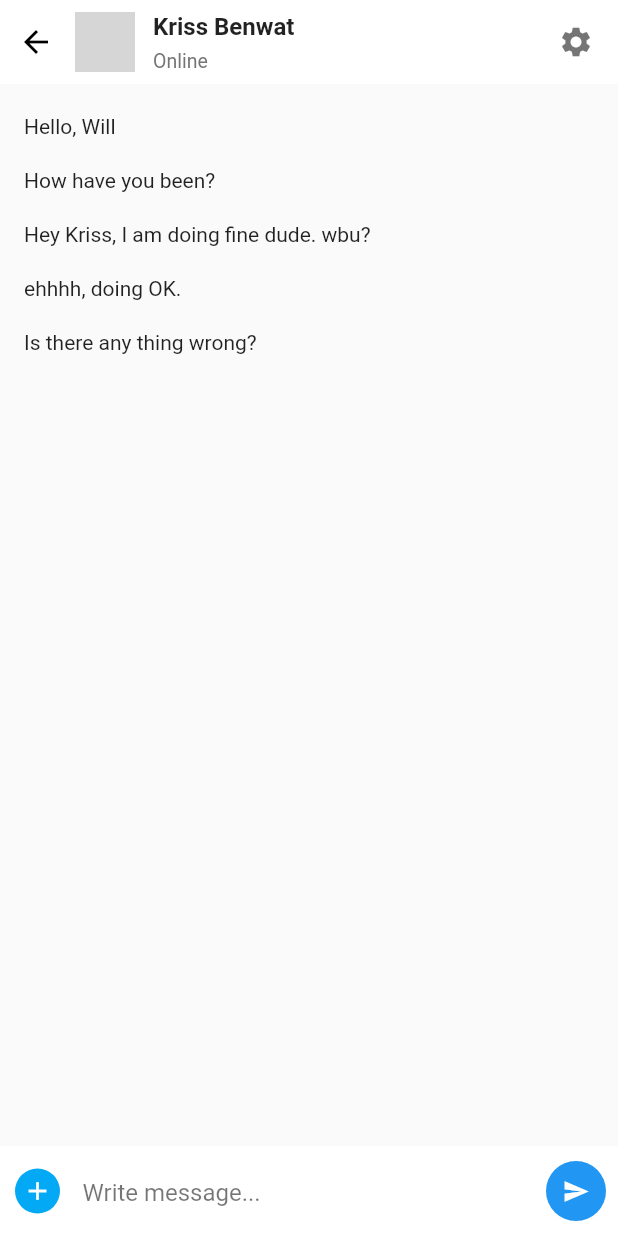
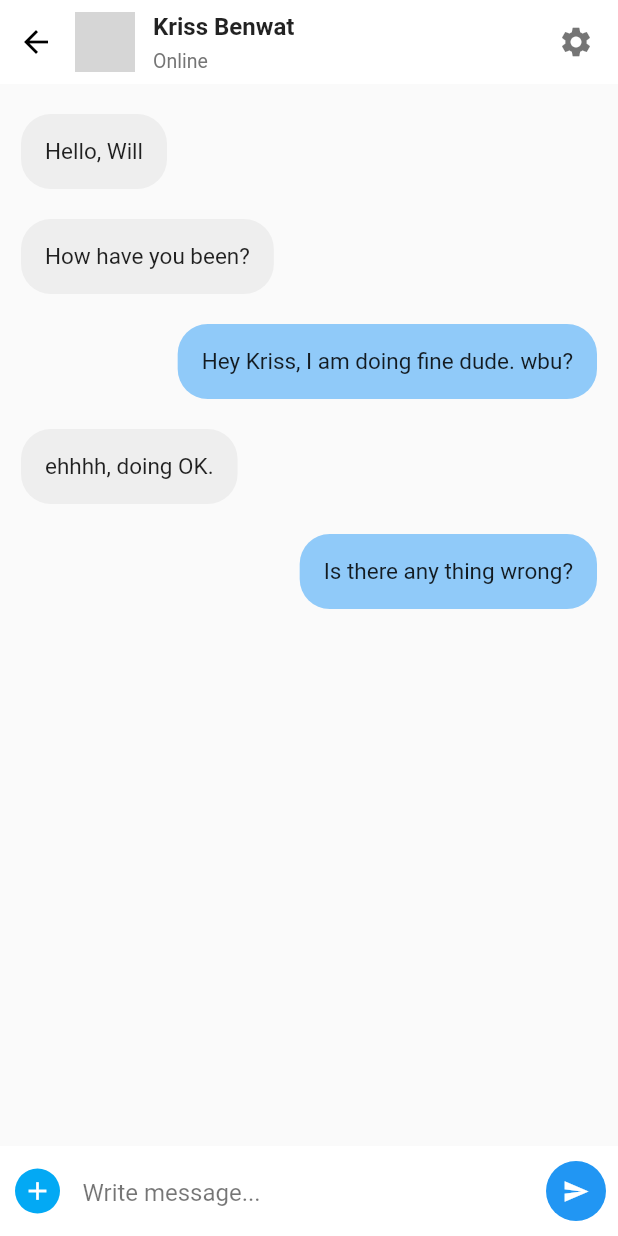
Before and after one commit to Abhijeetchakravorty/chat_app, a Flutter app: the ChatDetailPage screen opened directly, on a phone screen of 412 x 824 dp. Run offline on Flutter 3.47's test engine with Material 2 defaults, Android fonts, the phone set to English and light mode, and no system bars; our stand-ins replace firebase_auth, flutter_signin_button; missing offline and left inert: dart:html; accounts and stored records are empty; network calls fail; grey boxes are pictures that could not be loaded.

Commit message:
updated styles

```diff
--- a/lib/main.dart
+++ b/lib/main.dart
@@ -1,3 +1,4 @@
+import 'package:chat_app/screens/startPage.dart';
 import 'package:flutter/material.dart';
 import './screens/homePage.dart';
 void main() {
@@ -10,10 +11,10 @@ class MyApp extends StatelessWidget {
                 return MaterialApp(
                         title: 'Flutter Demo',
                         theme: ThemeData(
-                                primarySwatch: Colors.blue,
+                                primaryColor:Colors.orange,
                         ),
                         debugShowCheckedModeBanner: false,
-                        home: HomePage(),
+                        home: StartPage(),
                 );
         }
 }
--- a/lib/screens/chatDetailPage.dart
+++ b/lib/screens/chatDetailPage.dart
@@ -1,12 +1,11 @@
 import 'package:flutter/material.dart';
 import '../models/chatMessageModel.dart';
-class ChatDetailPage extends StatefulWidget{
+class ChatDetailPage extends StatefulWidget {
         @override
         _ChatDetailPageState createState() => _ChatDetailPageState();
 }
-
-class _ChatDetailPageState extends State<ChatDetailPage> {
-        List<ChatMessage> messages = [
+class _ChatDetailPageState extends State < ChatDetailPage > {
+        List < ChatMessage > messages = [
                 ChatMessage(messageContent: "Hello, Will", messageType: "receiver"),
                 ChatMessage(messageContent: "How have you been?", messageType: "receiver"),
                 ChatMessage(messageContent: "Hey Kriss, I am doing fine dude. wbu?", messageType: "sender"),
@@ -15,105 +14,30 @@ class _ChatDetailPageState extends State<ChatDetailPage> {
         ];
         @override
         Widget build(BuildContext context) {
-    return Scaffold(
-      appBar: AppBar(
-        elevation: 0,
-        automaticallyImplyLeading: false,
-        backgroundColor: Colors.white,
-        flexibleSpace: SafeArea(
-          child: Container(
-            padding: EdgeInsets.only(right: 16),
-            child: Row(
-              children: <Widget>[
-                IconButton(
-                  onPressed: (){
+                return Scaffold(appBar: AppBar(elevation: 0, automaticallyImplyLeading: false, backgroundColor: Colors.white, flexibleSpace: SafeArea(child: Container(padding: EdgeInsets.only(right: 16), child: Row(children: < Widget > [
+                        IconButton(onPressed: () {
                                 Navigator.pop(context);
-                  },
-                  icon: Icon(Icons.arrow_back,color: Colors.black,),
-                ),
-                SizedBox(width: 2,),
-                CircleAvatar(
-                  backgroundImage: NetworkImage("https://cdn-icons-png.flaticon.com/512/149/149071.png"),
-                  maxRadius: 20,
-                ),
-                SizedBox(width: 12,),
-                Expanded(
-                  child: Column(
-                    crossAxisAlignment: CrossAxisAlignment.start,
-                    mainAxisAlignment: MainAxisAlignment.center,
-                    children: <Widget>[
-                      Text("Kriss Benwat",style: TextStyle( fontSize: 16 ,fontWeight: FontWeight.w600),),
-                      SizedBox(height: 6,),
-                      Text("Online",style: TextStyle(color: Colors.grey.shade600, fontSize: 13),),
-                    ],
-                  ),
-                ),
-                Icon(Icons.settings,color: Colors.black54,),
-              ],
-            ),
-          ),
-        ),
-      ),
-      body: Stack(
-        children: <Widget>[
-                ListView.builder(
-                itemCount: messages.length,
-                shrinkWrap: true,
-                padding: EdgeInsets.only(top: 10,bottom: 10),
-                physics: NeverScrollableScrollPhysics(),
-                itemBuilder: (context, index){
-                return Container(
-                        padding: EdgeInsets.only(left: 16,right: 16,top: 10,bottom: 10),
-                        child: Text(messages[index].messageContent),
-                );
-                },
-                ),
-          Align(
-            alignment: Alignment.bottomLeft,
-            child: Container(
-              padding: EdgeInsets.only(left: 10,bottom: 10,top: 10),
-              height: 60,
-              width: double.infinity,
-              color: Colors.white,
-              child: Row(
-                children: <Widget>[
-                  GestureDetector(
-                    onTap: (){
-                    },
-                    child: Container(
-                      height: 30,
-                      width: 30,
-                      decoration: BoxDecoration(
-                        color: Colors.lightBlue,
-                        borderRadius: BorderRadius.circular(30),
-                      ),
-                      child: Icon(Icons.add, color: Colors.white, size: 20, ),
-                    ),
-                  ),
-                  SizedBox(width: 15,),
-                  Expanded(
-                    child: TextField(
-                      decoration: InputDecoration(
-                        hintText: "Write message...",
-                        hintStyle: TextStyle(color: Colors.black54),
-                        border: InputBorder.none
-                      ),
-                    ),
-                  ),
-                  SizedBox(width: 15,),
-                  FloatingActionButton(
-                    onPressed: (){},
-                    child: Icon(Icons.send,color: Colors.white,size: 18,),
-                    backgroundColor: Colors.blue,
-                    elevation: 0,
-                  ),
-                ],
-
-              ),
-            ),
-          ),
-        ],
-      ),
-    );
+                        }, icon: Icon(Icons.arrow_back, color: Colors.black, ), ),
+                        SizedBox(width: 2, ),
+                        CircleAvatar(backgroundImage: NetworkImage("https://cdn-icons-png.flaticon.com/512/149/149071.png"), maxRadius: 20, ),
+                        SizedBox(width: 12, ),
+                        Expanded(child: Column(crossAxisAlignment: CrossAxisAlignment.start, mainAxisAlignment: MainAxisAlignment.center, children: < Widget > [
+                                Text("Kriss Benwat", style: TextStyle(fontSize: 16, fontWeight: FontWeight.w600), ),
+                                SizedBox(height: 6, ),
+                                Text("Online", style: TextStyle(color: Colors.grey.shade600, fontSize: 13), ),
+                        ], ), ),
+                        Icon(Icons.settings, color: Colors.black54, ),
+                ], ), ), ), ), body: Stack(children: < Widget > [
+                        ListView.builder(itemCount: messages.length, shrinkWrap: true, padding: EdgeInsets.only(top: 10, bottom: 10), physics: NeverScrollableScrollPhysics(), itemBuilder: (context, index) {
+                                return Container(padding: EdgeInsets.only(left: 14, right: 14, top: 10, bottom: 10), child: Align(alignment: (messages[index].messageType == "receiver" ? Alignment.topLeft : Alignment.topRight), child: Container(decoration: BoxDecoration(borderRadius: BorderRadius.circular(20), color: (messages[index].messageType == "receiver" ? Colors.grey.shade200 : Colors.blue[200]), ), padding: EdgeInsets.all(16), child: Text(messages[index].messageContent, style: TextStyle(fontSize: 15), ), ), ), );
+                        }, ),
+                        Align(alignment: Alignment.bottomLeft, child: Container(padding: EdgeInsets.only(left: 10, bottom: 10, top: 10), height: 60, width: double.infinity, color: Colors.white, child: Row(children: < Widget > [
+                                GestureDetector(onTap: () {}, child: Container(height: 30, width: 30, decoration: BoxDecoration(color: Colors.lightBlue, borderRadius: BorderRadius.circular(30), ), child: Icon(Icons.add, color: Colors.white, size: 20, ), ), ),
+                                SizedBox(width: 15, ),
+                                Expanded(child: TextField(decoration: InputDecoration(hintText: "Write message...", hintStyle: TextStyle(color: Colors.black54), border: InputBorder.none), ), ),
+                                SizedBox(width: 15, ),
+                                FloatingActionButton(onPressed: () {}, child: Icon(Icons.send, color: Colors.white, size: 18, ), backgroundColor: Colors.blue, elevation: 0, ),
+                        ], ), ), ),
+                ], ), );
         }
 }
--- a/lib/screens/homePage.dart
+++ b/lib/screens/homePage.dart
@@ -15,14 +15,17 @@ class HomePage extends StatelessWidget{
                                 items: [
                                         BottomNavigationBarItem(
                                                 icon: Icon(Icons.message),
+                                                // ignore: deprecated_member_use
                                                 title: Text("Chats"),
                                         ),
                                         BottomNavigationBarItem(
                                                 icon: Icon(Icons.group_work),
+                                                // ignore: deprecated_member_use
                                                 title: Text("Channels"),
                                         ),
                                         BottomNavigationBarItem(
                                                 icon: Icon(Icons.account_box),
+                                                // ignore: deprecated_member_use
                                                 title: Text("Profile"),
                                         ),
                                 ],
--- a/pubspec.yaml
+++ b/pubspec.yaml
@@ -23,6 +23,8 @@ environment:
 dependencies:
   flutter:
     sdk: flutter
+  firebase_auth: 0.7.0
+  flutter_signin_button: ^1.0.0
 
 
   # The following adds the Cupertino Icons font to your application.
@@ -45,8 +47,8 @@ flutter:
   uses-material-design: true
 
   # To add assets to your application, add an assets section, like this:
-  # assets:
-  #   - images/a_dot_burr.jpeg
+  assets:
+    - images/user.png
   #   - images/a_dot_ham.jpeg
 
   # An image asset can refer to one or more resolution-specific "variants", see
```
Also changed, not shown: lib/screens/loginPage.dart (added, +62 -0 lines), lib/screens/registrationPage.dart (added, +22 -0 lines), lib/screens/startPage.dart (added, +62 -0 lines), images/user.png (added), pubspec.lock, 6 other files. Lines whose indentation alone changed are shown as unchanged.
